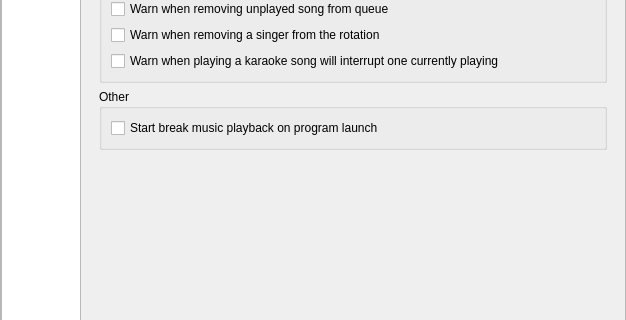
The window that OpenKJ/dlgsettings.ui (OpenKJ/OpenKJ) describes before a commit, drawn with Qt 5; both pictures show x 0 to 626 and y 209 to 529 of the 626 by 784 pixel window.
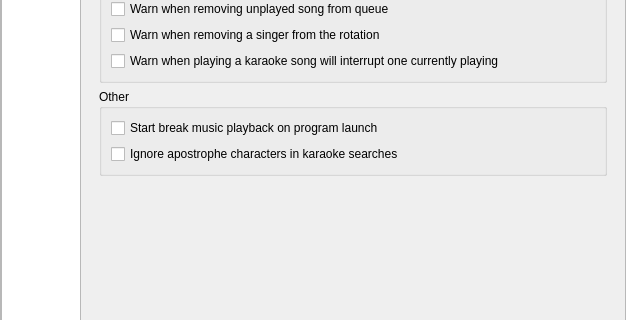
The same window after the commit. Icons and pictures are not drawn.

Commit message: Add option to ignore apostrophe characters in karaoke searches

Diff of the .ui file:
```diff
--- a/OpenKJ/dlgsettings.ui
+++ b/OpenKJ/dlgsettings.ui
@@ -1036,6 +1036,18 @@
                  </property>
                 </widget>
                </item>
+               <item>
+                <widget class="QCheckBox" name="cbxIgnoreApos">
+                 <property name="toolTip">
+                  <string>If set, karaoke searches will ignore the apostrophe character. 
+For example, searching for &quot;im&quot; will find songs that contain &quot;I'm&quot;, 
+&quot;hes&quot; will find &quot;he's&quot;, etc.</string>
+                 </property>
+                 <property name="text">
+                  <string>Ignore apostrophe characters in karaoke searches</string>
+                 </property>
+                </widget>
+               </item>
               </layout>
              </widget>
             </item>
```
The commit also changes 6 other files.
